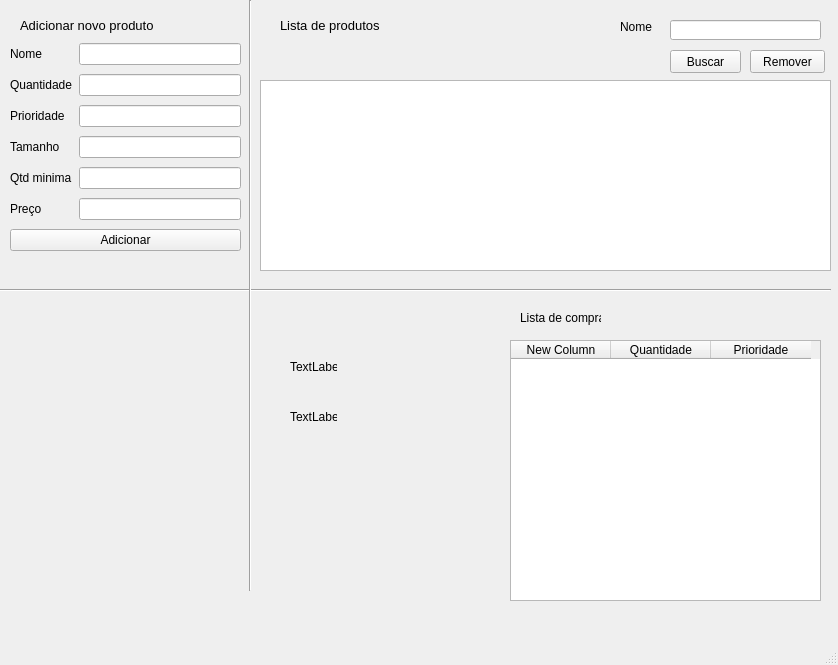
Before: the Qt Designer form StockManagement/mainwindow.ui in luca-lenzarini/cc4651, drawn with Qt 5.
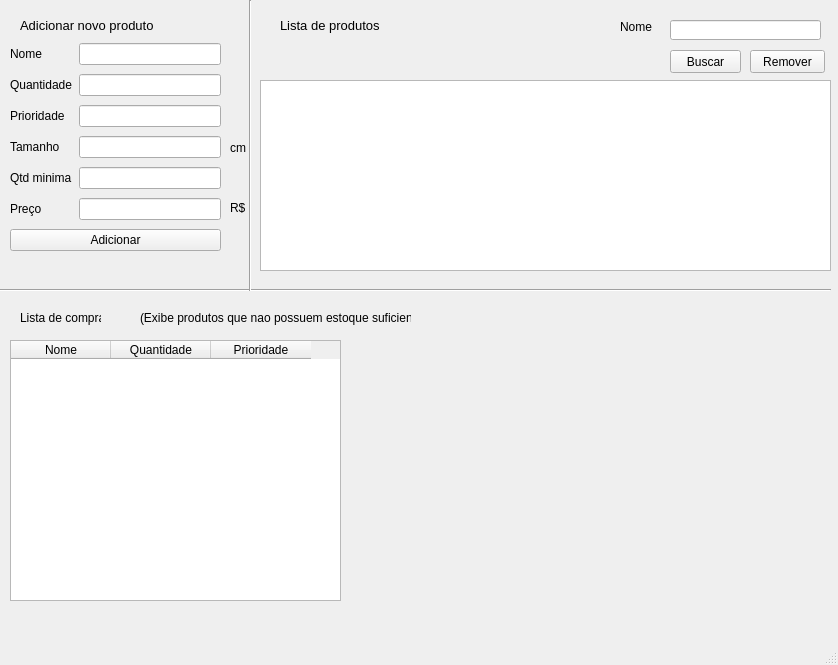
After: the same form once the commit is applied.

The edit to the form file:
```diff
--- a/StockManagement/mainwindow.ui
+++ b/StockManagement/mainwindow.ui
@@ -45,24 +45,6 @@
      <enum>Qt::LeftToRight</enum>
     </property>
    </widget>
-   <widget class="QLabel" name="label_6">
-    <property name="geometry">
-     <rect>
-      <x>260</x>
-      <y>300</y>
-      <width>141</width>
-      <height>31</height>
-     </rect>
-    </property>
-    <property name="font">
-     <font>
-      <pointsize>10</pointsize>
-     </font>
-    </property>
-    <property name="text">
-     <string/>
-    </property>
-   </widget>
    <widget class="Line" name="line">
     <property name="geometry">
      <rect>
@@ -82,7 +64,7 @@
       <x>240</x>
       <y>0</y>
       <width>20</width>
-      <height>591</height>
+      <height>291</height>
      </rect>
     </property>
     <property name="orientation">
@@ -151,7 +133,7 @@
      <rect>
       <x>10</x>
       <y>40</y>
-      <width>231</width>
+      <width>211</width>
       <height>221</height>
      </rect>
     </property>
@@ -249,24 +231,6 @@
     <zorder>addButton</zorder>
     <zorder>precoAddText</zorder>
    </widget>
-   <widget class="QLabel" name="texto">
-    <property name="geometry">
-     <rect>
-      <x>300</x>
-      <y>320</y>
-      <width>141</width>
-      <height>31</height>
-     </rect>
-    </property>
-    <property name="font">
-     <font>
-      <pointsize>10</pointsize>
-     </font>
-    </property>
-    <property name="text">
-     <string/>
-    </property>
-   </widget>
    <widget class="QLabel" name="label_17">
     <property name="geometry">
      <rect>
@@ -301,15 +265,15 @@
    <widget class="QTableWidget" name="filaDeCompas">
     <property name="geometry">
      <rect>
-      <x>510</x>
+      <x>10</x>
       <y>340</y>
-      <width>311</width>
+      <width>331</width>
       <height>261</height>
      </rect>
     </property>
     <column>
      <property name="text">
-      <string>New Column</string>
+      <string>Nome</string>
      </property>
     </column>
     <column>
@@ -326,7 +290,7 @@
    <widget class="QLabel" name="label">
     <property name="geometry">
      <rect>
-      <x>520</x>
+      <x>20</x>
       <y>310</y>
       <width>81</width>
       <height>16</height>
@@ -339,27 +303,40 @@
    <widget class="QLabel" name="label_11">
     <property name="geometry">
      <rect>
-      <x>290</x>
-      <y>360</y>
-      <width>47</width>
-      <height>13</height>
+      <x>140</x>
+      <y>310</y>
+      <width>271</width>
+      <height>16</height>
      </rect>
     </property>
     <property name="text">
-     <string>TextLabel</string>
+     <string>(Exibe produtos que nao possuem estoque suficiente)</string>
+    </property>
+   </widget>
+   <widget class="QLabel" name="label_6">
+    <property name="geometry">
+     <rect>
+      <x>230</x>
+      <y>140</y>
+      <width>21</width>
+      <height>16</height>
+     </rect>
+    </property>
+    <property name="text">
+     <string>cm</string>
     </property>
    </widget>
    <widget class="QLabel" name="label_12">
     <property name="geometry">
      <rect>
-      <x>290</x>
-      <y>410</y>
-      <width>47</width>
-      <height>13</height>
+      <x>230</x>
+      <y>200</y>
+      <width>21</width>
+      <height>16</height>
      </rect>
     </property>
     <property name="text">
-     <string>TextLabel</string>
+     <string>R$</string>
     </property>
    </widget>
    <zorder>layoutWidget</zorder>
```
Left out of the diff: 3 changed lines with no effect on the pictures.
